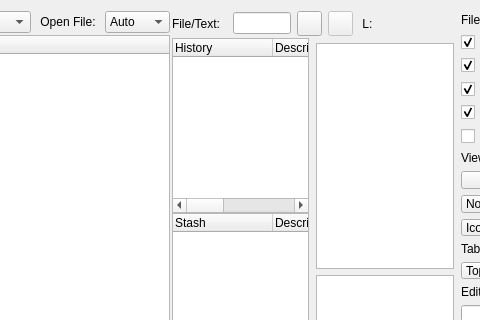
Before: the Qt Designer form GitView/source/mainwindow.ui in Rolloke/GUI-Apps, drawn with Qt 5; both pictures show x 561 to 1041 and y 0 to 320 of the 1200 by 800 pixel window.
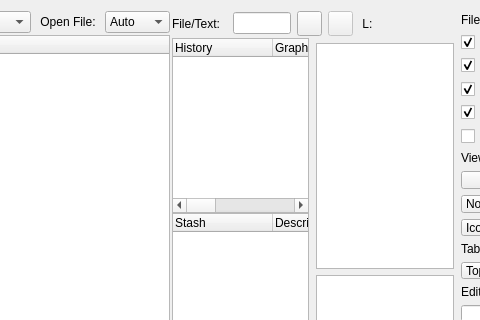
After: the same form once the commit is applied. Icons and pictures are not drawn. Custom widgets are drawn as their Qt base class.

Diff of the .ui file:
```diff
--- a/GitView/source/mainwindow.ui
+++ b/GitView/source/mainwindow.ui
@@ -534,6 +534,11 @@
                 <string>History</string>
                </property>
               </column>
+              <column>
+               <property name="text">
+                <string>Graph</string>
+               </property>
+              </column>
               <column>
                <property name="text">
                 <string>Description</string>
```
